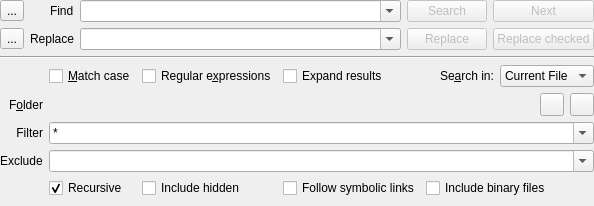
Qt form addons/search/search.ui (KDE/kate) before a commit.
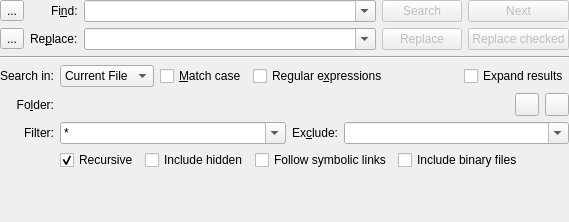
The same form after that commit. Custom widgets are drawn as their Qt base class.

Commit message: improve the layout again with kare's help

The edit to the form file:
```diff
--- a/addons/search/search.ui
+++ b/addons/search/search.ui
@@ -6,12 +6,21 @@
    <rect>
     <x>0</x>
     <y>0</y>
-    <width>594</width>
-    <height>206</height>
+    <width>557</width>
+    <height>222</height>
    </rect>
   </property>
   <layout class="QGridLayout" name="topLayout" rowstretch="0,0,0,1" columnstretch="0,0,1,0,0,0">
-   <property name="margin">
+   <property name="leftMargin">
+    <number>0</number>
+   </property>
+   <property name="topMargin">
+    <number>0</number>
+   </property>
+   <property name="rightMargin">
+    <number>0</number>
+   </property>
+   <property name="bottomMargin">
     <number>0</number>
    </property>
    <item row="1" column="0">
@@ -54,7 +63,7 @@
    <item row="0" column="1" alignment="Qt::AlignRight">
     <widget class="QLabel" name="findLabel">
      <property name="text">
-      <string>Find</string>
+      <string>Fi&amp;nd:</string>
      </property>
      <property name="buddy">
       <cstring>searchCombo</cstring>
@@ -64,7 +73,7 @@
    <item row="1" column="1" alignment="Qt::AlignRight">
     <widget class="QLabel" name="replaceLabel">
      <property name="text">
-      <string>Replace</string>
+      <string>Re&amp;place:</string>
      </property>
      <property name="buddy">
       <cstring>replaceCombo</cstring>
@@ -84,7 +93,16 @@
      </property>
      <widget class="QWidget" name="resultPage">
       <layout class="QVBoxLayout" name="verticalLayout">
-       <property name="margin">
+       <property name="leftMargin">
+        <number>0</number>
+       </property>
+       <property name="topMargin">
+        <number>0</number>
+       </property>
+       <property name="rightMargin">
+        <number>0</number>
+       </property>
+       <property name="bottomMargin">
         <number>0</number>
        </property>
        <item>
@@ -101,7 +119,16 @@
      </widget>
      <widget class="QWidget" name="optionsPage">
       <layout class="QGridLayout" name="optionsLayout">
-       <property name="margin">
+       <property name="leftMargin">
+        <number>0</number>
+       </property>
+       <property name="topMargin">
+        <number>0</number>
+       </property>
+       <property name="rightMargin">
+        <number>0</number>
+       </property>
+       <property name="bottomMargin">
         <number>0</number>
        </property>
        <item row="2" column="0">
@@ -125,17 +152,19 @@
            <verstretch>0</verstretch>
           </sizepolicy>
          </property>
-         <layout class="QGridLayout" name="gridLayout_2" rowstretch="0,0,0,0,0,0" columnstretch="0,0,0,0,0,10">
-          <property name="margin">
+         <layout class="QGridLayout" name="gridLayout_2" rowstretch="0,0,0,0,0" columnstretch="0,0,0,0,10,0">
+          <property name="leftMargin">
            <number>0</number>
           </property>
-          <item row="1" column="2">
-           <widget class="QCheckBox" name="useRegExp">
-            <property name="text">
-             <string>Regular e&amp;xpressions</string>
-            </property>
-           </widget>
-          </item>
+          <property name="topMargin">
+           <number>0</number>
+          </property>
+          <property name="rightMargin">
+           <number>0</number>
+          </property>
+          <property name="bottomMargin">
+           <number>0</number>
+          </property>
           <item row="0" column="0" colspan="6">
            <widget class="Line" name="line">
             <property name="orientation">
@@ -169,61 +198,55 @@
            </layout>
           </item>
           <item row="3" column="1" colspan="5">
-           <widget class="KComboBox" name="filterCombo">
-            <property name="editable">
-             <bool>true</bool>
-            </property>
-            <property name="insertPolicy">
-             <enum>QComboBox::InsertAtTop</enum>
-            </property>
+           <layout class="QHBoxLayout" name="horizontalLayout_5" stretch="10,0,10">
             <item>
-             <property name="text">
-              <string>*</string>
-             </property>
+             <widget class="KComboBox" name="filterCombo">
+              <property name="editable">
+               <bool>true</bool>
+              </property>
+              <property name="insertPolicy">
+               <enum>QComboBox::InsertAtTop</enum>
+              </property>
+              <item>
+               <property name="text">
+                <string>*</string>
+               </property>
+              </item>
+             </widget>
             </item>
-           </widget>
+            <item>
+             <widget class="QLabel" name="excludeLabel">
+              <property name="text">
+               <string>Ex&amp;clude:</string>
+              </property>
+              <property name="buddy">
+               <cstring>excludeCombo</cstring>
+              </property>
+             </widget>
+            </item>
+            <item>
+             <widget class="KComboBox" name="excludeCombo">
+              <property name="editable">
+               <bool>true</bool>
+              </property>
+             </widget>
+            </item>
+           </layout>
           </item>
           <item row="3" column="0">
            <widget class="QLabel" name="filterLabel">
             <property name="text">
-             <string>Filter</string>
+             <string>Filter:</string>
             </property>
             <property name="alignment">
              <set>Qt::AlignRight|Qt::AlignTrailing|Qt::AlignVCenter</set>
-            </property>
-            <property name="buddy">
-             <cstring>filterCombo</cstring>
-            </property>
-           </widget>
-          </item>
-          <item row="1" column="3">
-           <widget class="QCheckBox" name="expandResults">
-            <property name="text">
-             <string extracomment="When this is checked the result treeview will be expanded after a search">Expand results</string>
-            </property>
-           </widget>
-          </item>
-          <item row="5" column="1">
-           <widget class="QCheckBox" name="recursiveCheckBox">
-            <property name="text">
-             <string>Recursive</string>
-            </property>
-            <property name="checked">
-             <bool>true</bool>
-            </property>
-           </widget>
-          </item>
-          <item row="4" column="1" colspan="5">
-           <widget class="KComboBox" name="excludeCombo">
-            <property name="editable">
-             <bool>true</bool>
             </property>
            </widget>
           </item>
           <item row="2" column="0">
            <widget class="QLabel" name="folderLabel">
             <property name="text">
-             <string>F&amp;older</string>
+             <string>Fo&amp;lder:</string>
             </property>
             <property name="alignment">
              <set>Qt::AlignRight|Qt::AlignTrailing|Qt::AlignVCenter</set>
@@ -233,44 +256,6 @@
             </property>
            </widget>
           </item>
-          <item row="4" column="0" alignment="Qt::AlignRight">
-           <widget class="QLabel" name="excludeLabel">
-            <property name="text">
-             <string>Exclude</string>
-            </property>
-            <property name="buddy">
-             <cstring>excludeCombo</cstring>
-            </property>
-           </widget>
-          </item>
-          <item row="1" column="1">
-           <widget class="QCheckBox" name="matchCase">
-            <property name="text">
-             <string>&amp;Match case</string>
-            </property>
-           </widget>
-          </item>
-          <item row="5" column="4">
-           <widget class="QCheckBox" name="binaryCheckBox">
-            <property name="text">
-             <string>Include binary files</string>
-            </property>
-           </widget>
-          </item>
-          <item row="5" column="2">
-           <widget class="QCheckBox" name="hiddenCheckBox">
-            <property name="text">
-             <string>Include hidden</string>
-            </property>
-           </widget>
-          </item>
-          <item row="5" column="3">
-           <widget class="QCheckBox" name="symLinkCheckBox">
-            <property name="text">
-             <string>Follow symbolic links</string>
-            </property>
-           </widget>
-          </item>
           <item row="1" column="4" colspan="2">
            <layout class="QHBoxLayout" name="horizontalLayout_4">
             <item>
@@ -287,34 +272,100 @@
              </spacer>
             </item>
             <item>
-             <widget class="QLabel" name="label">
+             <widget class="QCheckBox" name="expandResults">
               <property name="text">
-               <string>Se&amp;arch in:</string>
+               <string extracomment="When this is checked the result treeview will be expanded after a search">Expand results</string>
               </property>
-              <property name="buddy">
-               <cstring>searchPlaceCombo</cstring>
-              </property>
              </widget>
             </item>
+           </layout>
+          </item>
+          <item row="1" column="3">
+           <widget class="QCheckBox" name="useRegExp">
+            <property name="text">
+             <string>Regular e&amp;xpressions</string>
+            </property>
+           </widget>
+          </item>
+          <item row="1" column="2">
+           <widget class="QCheckBox" name="matchCase">
+            <property name="text">
+             <string>&amp;Match case</string>
+            </property>
+           </widget>
+          </item>
+          <item row="1" column="1">
+           <widget class="KComboBox" name="searchPlaceCombo">
             <item>
-             <widget class="KComboBox" name="searchPlaceCombo">
-             <item>
              <property name="text">
-             <string>Current File</string>
+              <string>Current File</string>
              </property>
-             </item>
-             <item>
-               <property name="text">
-                <string>Open Files</string>
-               </property>
-              </item>
-              <item>
-               <property name="text">
-                <string>Folder</string>
-               </property>
-              </item>
+            </item>
+            <item>
+             <property name="text">
+              <string>Open Files</string>
+             </property>
+            </item>
+            <item>
+             <property name="text">
+              <string>Folder</string>
+             </property>
+            </item>
+           </widget>
+          </item>
+          <item row="1" column="0">
+           <widget class="QLabel" name="label">
+            <property name="text">
+             <string>Search in:</string>
+            </property>
+           </widget>
+          </item>
+          <item row="4" column="1" colspan="4">
+           <layout class="QHBoxLayout" name="horizontalLayout_6">
+            <item>
+             <widget class="QCheckBox" name="recursiveCheckBox">
+              <property name="text">
+               <string>Recursive</string>
+              </property>
+              <property name="checked">
+               <bool>true</bool>
+              </property>
              </widget>
             </item>
+            <item>
+             <widget class="QCheckBox" name="hiddenCheckBox">
+              <property name="text">
+               <string>Include hidden</string>
+              </property>
+             </widget>
+            </item>
+            <item>
+             <widget class="QCheckBox" name="symLinkCheckBox">
+              <property name="text">
+               <string>Follow symbolic links</string>
+              </property>
+             </widget>
+            </item>
+            <item>
+             <widget class="QCheckBox" name="binaryCheckBox">
+              <property name="text">
+               <string>Include binary files</string>
+              </property>
+             </widget>
+            </item>
+            <item>
+             <spacer name="horizontalSpacer_2">
+              <property name="orientation">
+               <enum>Qt::Horizontal</enum>
+              </property>
+              <property name="sizeHint" stdset="0">
+               <size>
+                <width>40</width>
+                <height>20</height>
+               </size>
+              </property>
+             </spacer>
+            </item>
            </layout>
           </item>
          </layout>
@@ -343,7 +394,16 @@
        </sizepolicy>
       </property>
       <layout class="QHBoxLayout" name="horizontalLayout">
-       <property name="margin">
+       <property name="leftMargin">
+        <number>0</number>
+       </property>
+       <property name="topMargin">
+        <number>0</number>
+       </property>
+       <property name="rightMargin">
+        <number>0</number>
+       </property>
+       <property name="bottomMargin">
         <number>0</number>
        </property>
        <item>
@@ -366,7 +426,16 @@
        </sizepolicy>
       </property>
       <layout class="QHBoxLayout" name="horizontalLayout_2">
-       <property name="margin">
+       <property name="leftMargin">
+        <number>0</number>
+       </property>
+       <property name="topMargin">
+        <number>0</number>
+       </property>
+       <property name="rightMargin">
+        <number>0</number>
+       </property>
+       <property name="bottomMargin">
         <number>0</number>
        </property>
        <item>
@@ -413,26 +482,21 @@
   </layout>
  </widget>
  <customwidgets>
+  <customwidget>
+   <class>KUrlRequester</class>
+   <extends>QWidget</extends>
+   <header>kurlrequester.h</header>
+  </customwidget>
+  <customwidget>
+   <class>KUrlComboRequester</class>
+   <extends>KUrlRequester</extends>
+   <header>kurlrequester.h</header>
+  </customwidget>
   <customwidget>
    <class>KComboBox</class>
    <extends>QComboBox</extends>
    <header>kcombobox.h</header>
   </customwidget>
-  <customwidget>
-   <class>KUrlComboRequester</class>
-   <extends>KUrlRequester</extends>
-   <header>kurlrequester.h</header>
-  </customwidget>
-  <customwidget>
-   <class>KUrlRequester</class>
-   <extends>QFrame</extends>
-   <header>kurlrequester.h</header>
-  </customwidget>
-  <customwidget>
-   <class>KHistoryComboBox</class>
-   <extends>KComboBox</extends>
-   <header>khistorycombobox.h</header>
-  </customwidget>
  </customwidgets>
  <tabstops>
   <tabstop>newTabButton</tabstop>
```
Left out of the diff: 10 changed lines with no effect on the pictures.
